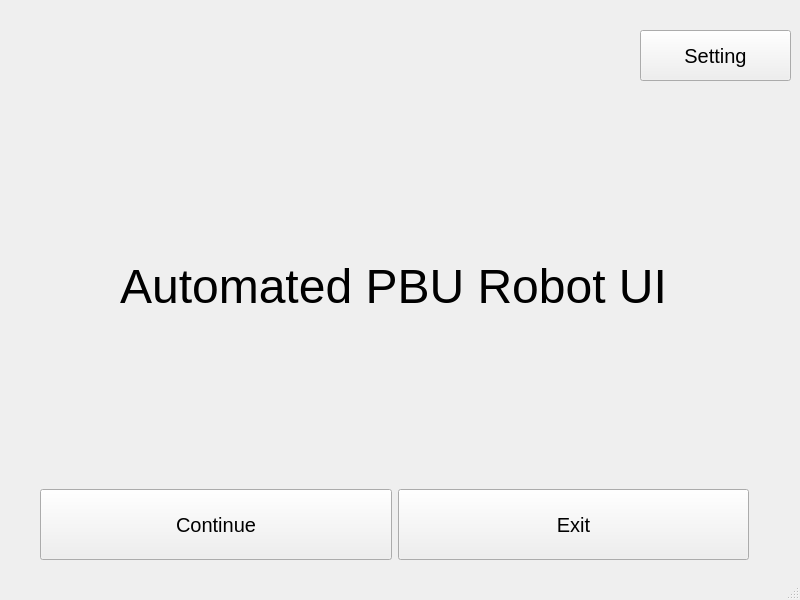
Above: Greyform-linux/Python_Application/UI_Design/mainframe.ui from mokzhizhuan/GreyForm_UIs before the change. Below: the same form after it.
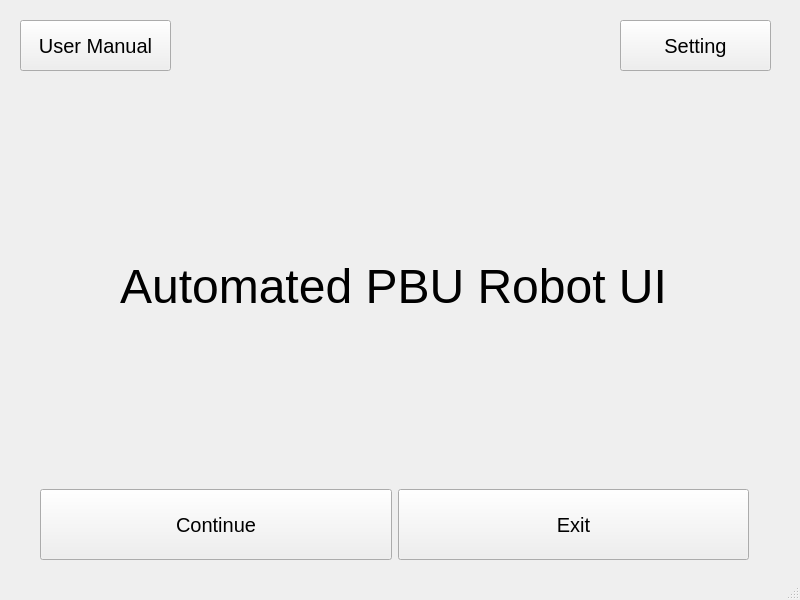
That is the form after the change.

Commit message: add user and instruction manual

The edit to the form file:
```diff
--- a/Greyform-linux/Python_Application/UI_Design/mainframe.ui
+++ b/Greyform-linux/Python_Application/UI_Design/mainframe.ui
@@ -33,8 +33,8 @@
      <widget class="QPushButton" name="SettingButton">
       <property name="geometry">
        <rect>
-        <x>640</x>
-        <y>20</y>
+        <x>620</x>
+        <y>10</y>
         <width>151</width>
         <height>51</height>
        </rect>
@@ -773,6 +773,30 @@
        </widget>
       </widget>
      </widget>
+     <widget class="QPushButton" name="usermanualButton">
+      <property name="geometry">
+       <rect>
+        <x>20</x>
+        <y>10</y>
+        <width>151</width>
+        <height>51</height>
+       </rect>
+      </property>
+      <property name="sizePolicy">
+       <sizepolicy hsizetype="Expanding" vsizetype="Expanding">
+        <horstretch>0</horstretch>
+        <verstretch>0</verstretch>
+       </sizepolicy>
+      </property>
+      <property name="font">
+       <font>
+        <pointsize>15</pointsize>
+       </font>
+      </property>
+      <property name="text">
+       <string>User Manual</string>
+      </property>
+     </widget>
     </widget>
     <widget class="QWidget" name="settingpage"/>
    </widget>
```
Left out of the diff: 1 changed line with no effect on the pictures. The commit also changes 16 other files.
